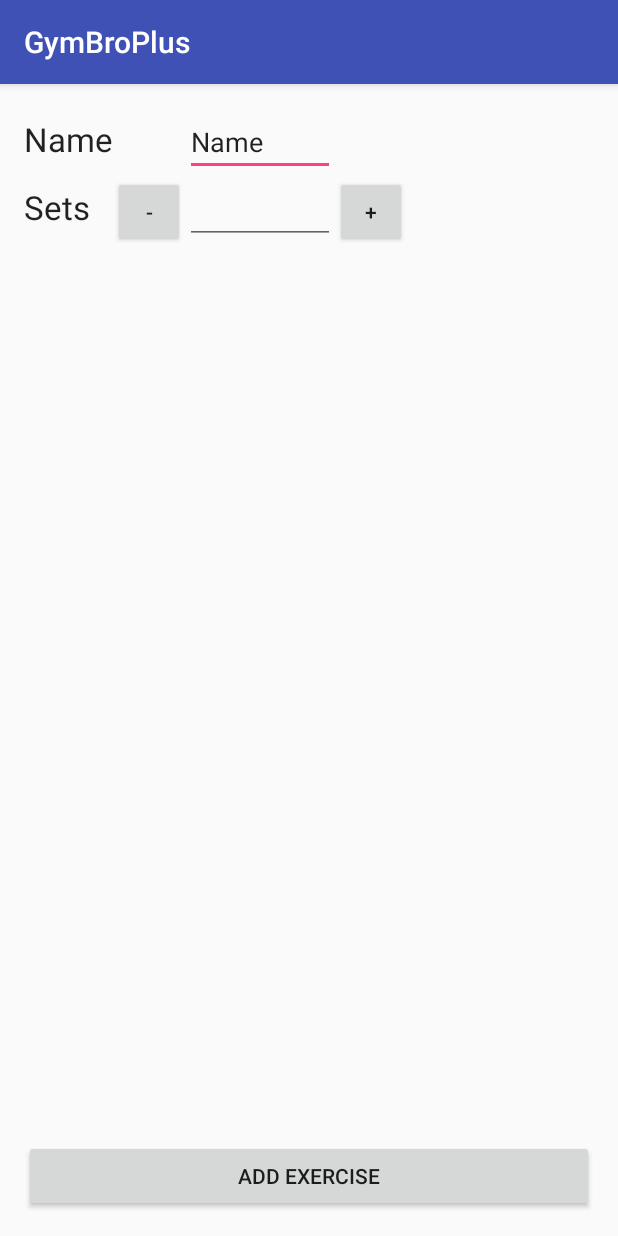
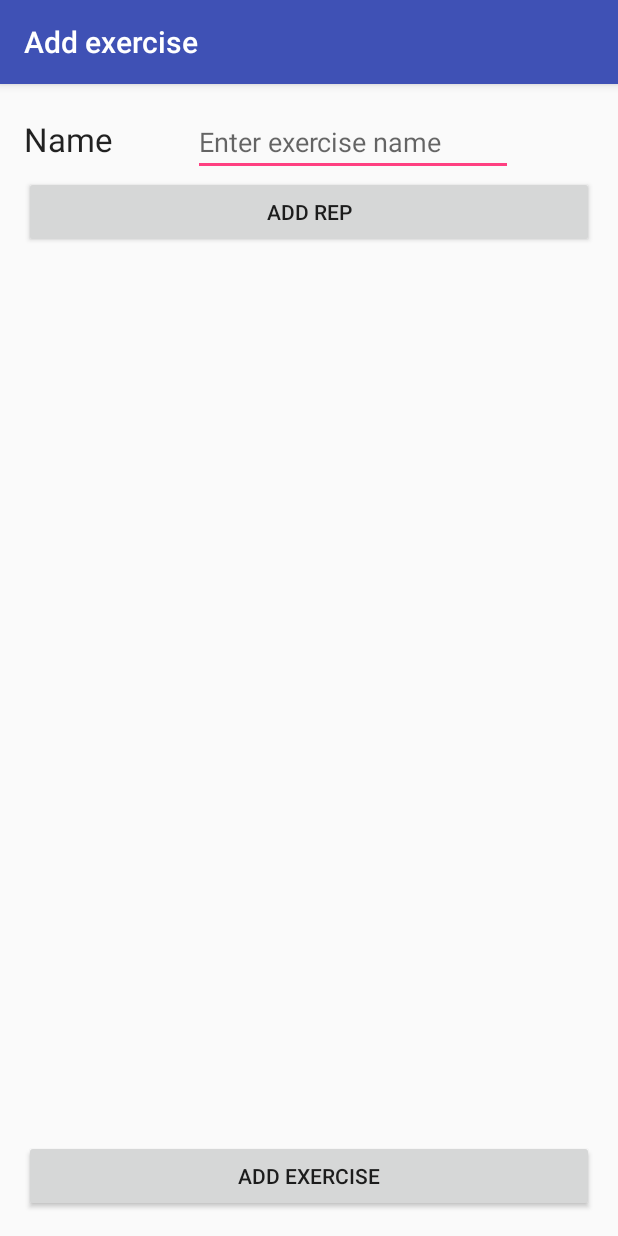
Before and after one commit to masouit/GymBroPlus, an Android app: the screen it shows after launch (Add_Exercise), after a tap on "ADD EXERCISE", on a phone screen of 412 x 824 dp. Run offline under Robolectric (Android 15) with nearby library versions, the phone set to English and light mode, and no system bars.

Commit message:
Add Exercise (working)

```diff
--- a/app/src/main/java/com/example/mohamed/gymbroplus/Add_Exercise.java
+++ b/app/src/main/java/com/example/mohamed/gymbroplus/Add_Exercise.java
@@ -1,6 +1,7 @@
 package com.example.mohamed.gymbroplus;
 
 import android.content.Context;
+import android.content.res.Resources;
 import android.graphics.Color;
 import android.support.v7.app.AppCompatActivity;
 import android.os.Bundle;
@@ -12,97 +13,112 @@ import android.widget.EditText;
 import android.widget.GridLayout;
 import android.widget.LinearLayout;
 import android.widget.RelativeLayout;
+import android.widget.ScrollView;
 import android.widget.TextView;
 import android.widget.Toast;
 
 import java.util.ArrayList;
+import java.util.List;
 
 public class Add_Exercise extends AppCompatActivity {
     private LinearLayout mLayout;
     private int repCount = 0;
+    // Database Handler
+    DatabaseHandler db;
+    EditText exercisename,repamount;
+    EditText edittextreps;
+
+    List<Integer> repidlist = new ArrayList<Integer>();
+
     @Override
     protected void onCreate(Bundle savedInstanceState) {
         super.onCreate(savedInstanceState);
         setContentView(R.layout.activity_add__exercise);
         mLayout = (LinearLayout) findViewById(R.id.linearLayout1);
+        setTitle("Add exercise");
+    }
+
+    public void addExercise(View view){
+        db = new DatabaseHandler(getApplicationContext());
+        exercisename = (EditText)findViewById(R.id.editTextExercisename);
+
+        // Creating exercise
+        Exercise exercise = new Exercise(exercisename.getText().toString());
+
+        // Inserting exercise in db
+        long exercise_id = db.createExercise(exercise);
+
+        for(int i=0; i<repidlist.size(); i++) {
+            String edittextid = String.valueOf(repidlist.get(i));
+            int repid = getResources().getIdentifier(edittextid, "id", getPackageName());
+            edittextreps = ((EditText) findViewById(repid));
+            Toast.makeText(getApplicationContext(), "added edittext "+String.valueOf(repid), Toast.LENGTH_SHORT).show();
+            // Inserting reps in db
+            Rep rep = new Rep(Integer.parseInt(edittextreps.getText().toString()));
+            long rep1_id = db.createRep(rep,new long[]{exercise_id});
+
+            Toast.makeText(getApplicationContext(), "added "+exercisename.getText().toString()+exercise_id+" and rep "+edittextreps.getText().toString()+ rep1_id, Toast.LENGTH_SHORT).show();
+        }
+
+        db.closeDB();
+
     }
 
     public void addRepTextview(View view){
+        if(repCount<100) {
             repCount++;
-        /*
-        TextView tv=new TextView(getApplicationContext());
-        tv.setTextColor(Color.BLACK);
-        tv.setEms(10);
-        tv.setText("Rep" + repCount);
-        mLayout.addView(tv);
+            int id_button = repCount;
+            int id_edittext = repCount + 100;
 
-        EditText et=new EditText(getApplicationContext());
-        et.setTextColor(Color.BLACK);
-        et.setId(id);
-        mLayout.addView(et);
-        */
-        //createNewTextView("textViewRep" + repCount);
-       // mLayout.addView(createNewTextView(String.valueOf(repCount)));
-
-
-
-        //Toast.makeText(getApplicationContext(), "added view", Toast.LENGTH_SHORT).show();
-
-        ArrayList<View> viewList = new ArrayList<View>();
-
-        mLayout = (LinearLayout) findViewById(R.id.linearLayout1);
-
-        LayoutInflater layoutInflater = (LayoutInflater) getBaseContext()
-                .getSystemService(Context.LAYOUT_INFLATER_SERVICE);
+            final LayoutInflater layoutInflater = (LayoutInflater) getBaseContext().getSystemService(Context.LAYOUT_INFLATER_SERVICE);
             final View addView = layoutInflater.inflate(R.layout.rep_row, null);
-        TextView textOut = (TextView)addView.findViewById(R.id.textView4);
-        textOut.append(String.valueOf(repCount));
+            TextView viewTextRep = (TextView) addView.findViewById(R.id.textViewRep);
+            EditText editTextRep = (EditText) addView.findViewById(R.id.editTextRep);
+            viewTextRep.append(String.valueOf(repCount));
+            editTextRep.setId(id_edittext);
             mLayout.addView(addView);
 
-        //Button buttonRemove = (Button)addView.findViewById(R.id.remove);
+            int edittextrepid = editTextRep.getId();
+            repidlist.add(edittextrepid);
+            Toast.makeText(getApplicationContext(), "edittextrepid "+edittextrepid, Toast.LENGTH_SHORT).show();
 
-        //Toast.makeText(getApplicationContext(), "added button"+repCount, Toast.LENGTH_SHORT).show();
-        final int id_button =repCount;
             final Button buttonRemove = (Button) addView.findViewById(R.id.remove);
-        //buttonRemove.setTag("button"+repCount);
             buttonRemove.setId(id_button);
             buttonRemove.setText("-");
 
             buttonRemove.setOnClickListener(new View.OnClickListener() {
-
                 @Override
                 public void onClick(View v) {
+                    delViewButton(addView, buttonRemove);
+                }
+            });
 
+            if (repCount > 1) {
+                int id_ = buttonRemove.getId() - 1;
+                Button btn = ((Button) findViewById(id_));
+                //Toast.makeText(getApplicationContext(), "added button" + id_, Toast.LENGTH_SHORT).show();
+                btn.setVisibility(View.INVISIBLE);
+            }
+            final ScrollView scrollview = ((ScrollView) findViewById(R.id.scrollView));
+            scrollview.post(new Runnable() {
+                @Override
+                public void run() {
+                    scrollview.fullScroll(ScrollView.FOCUS_DOWN);
+                }
+            });
+        }
+        else{Toast.makeText(getApplicationContext(), "Cannot add more then 100 reps", Toast.LENGTH_SHORT).show();}
+    }
+
+    private void delViewButton(View addView,Button buttonRemove) {
         ((LinearLayout) addView.getParent()).removeView(addView);
         repCount--;
         if(repCount>0){
             int id_ = buttonRemove.getId()-1;
             Button btn = ((Button) findViewById(id_));
             Toast.makeText(getApplicationContext(), "added button"+id_, Toast.LENGTH_SHORT).show();
-                    // Button btn = (Button) addView.findViewWithTag("button" + (j - 1));
-                    //btn.setText("+");
             btn.setVisibility(View.VISIBLE);
         }
-            }
-        });
-
-        if(repCount>1){
-            int id_ = buttonRemove.getId()-1;
-            Button btn = ((Button) findViewById(id_));
-            Toast.makeText(getApplicationContext(), "added button"+id_, Toast.LENGTH_SHORT).show();
-           // Button btn = (Button) addView.findViewWithTag("button" + (j - 1));
-            btn.setVisibility(View.INVISIBLE);
-        }
-
-
-    }
-    //TODO delRepTextview
-    public void delRepTextview(View view){
-        View myView = findViewById(R.id.linearLayout1);
-
-        mLayout.removeView(myView);
-
-
     }
     private TextView createNewTextView(String text) {
         final LinearLayout.LayoutParams lparams = new LinearLayout.LayoutParams(ViewGroup.LayoutParams.MATCH_PARENT, ViewGroup.LayoutParams.MATCH_PARENT);
@@ -111,26 +127,4 @@ public class Add_Exercise extends AppCompatActivity {
         textView.setText("Rep" + text);
         return textView;
     }
-/*
-    private void addEditView() {
-        // TODO Auto-generated method stub
-        LinearLayout li=new LinearLayout(this);
-        EditText et=new EditText(this);
-        Button b=new Button(this);
-
-        b.setOnClickListener(new OnClickListener() {
-
-            @Override
-            public void onClick(View v) {
-                // TODO Auto-generated method stub
-
-                int pos=(Integer) v.getTag();
-                mainLayout.removeViewAt(pos);
-
 }
-        });
-
-        b.setTag((mainLayout.getChildCount()+1));
-    }
-    */
-}
--- a/app/src/main/java/com/example/mohamed/gymbroplus/MainActivity.java
+++ b/app/src/main/java/com/example/mohamed/gymbroplus/MainActivity.java
@@ -12,8 +12,6 @@ import android.widget.TextView;
 import android.widget.Toast;
 
 public class MainActivity extends AppCompatActivity {
-    EditText weightTxt1;
-    TextView exercisenameTxt, clientnameTxt, dayTxt, setTxt1, repsTxt1;
 
     DatabaseHandler dbHandler;
 
@@ -21,25 +19,7 @@ public class MainActivity extends AppCompatActivity {
     protected void onCreate(Bundle savedInstanceState) {
         super.onCreate(savedInstanceState);
         setContentView(R.layout.activity_main);
-/*
-        exercisenameTxt = (TextView) findViewById(R.id.textViewExercise);
-        clientnameTxt = (TextView) findViewById(R.id.textViewClientName);
-        dayTxt = (TextView) findViewById(R.id.textViewDay);
-        setTxt1 = (TextView) findViewById(R.id.textViewSet1);
-        repsTxt1 = (TextView) findViewById(R.id.textViewReps1);
-        weightTxt1 = (EditText) findViewById(R.id.editTextWeightSet1);
-
-        final Button addBtn = (Button) findViewById(R.id.buttonSave);
-        addBtn.setOnClickListener(new View.OnClickListener() {
-            @Override
-            public void onClick(View v) {
-                Toast.makeText(getApplicationContext(),"Data has been saved",Toast.LENGTH_SHORT).show();
-            }
-        });
-        */
         dbHandler = new DatabaseHandler(getApplicationContext());
-
-
     }
     /** Called when the user clicks the Send button */
     public void sendMessage(View view) {
--- a/app/src/main/res/layout/activity_add__exercise.xml
+++ b/app/src/main/res/layout/activity_add__exercise.xml
@@ -25,58 +25,40 @@
             android:layout_column="0"
             android:layout_columnSpan="2" />
 
-        <TextView
+        <EditText
         android:layout_width="wrap_content"
         android:layout_height="wrap_content"
-        android:textAppearance="?android:attr/textAppearanceLarge"
-        android:text="Sets"
-        android:id="@+id/textView3"
-            android:layout_row="1"
-        android:layout_column="0"
-            android:layout_columnSpan="2" />
-
-        <EditText
-        android:layout_width="100dp"
-        android:layout_height="wrap_content"
         android:inputType="textPersonName"
-        android:text="Name"
             android:ems="10"
-        android:id="@+id/editText2"
+        android:id="@+id/editTextExercisename"
             android:layout_row="0"
             android:layout_column="2"
-            android:layout_columnSpan="3"
-            android:layout_gravity="center_horizontal" />
-
-        <EditText
-        android:layout_width="100dp"
-        android:layout_height="wrap_content"
-        android:inputType="number"
-        android:ems="10"
-        android:id="@+id/editText"
-        android:layout_row="1"
-        android:layout_column="3" />
+            android:layout_columnSpan="4"
+            android:layout_gravity="center_horizontal"
+            android:hint="Enter exercise name" />
 
         <Button
         style="?android:attr/buttonStyleSmall"
-        android:layout_width="wrap_content"
+        android:layout_width="fill_parent"
         android:layout_height="wrap_content"
-        android:text="+"
+        android:text="Add Rep"
         android:id="@+id/button2"
         android:layout_row="1"
-        android:layout_column="4"
+        android:layout_column="1"
         android:nestedScrollingEnabled="false"
-        android:onClick="addRepTextview" />
+        android:onClick="addRepTextview"
+            android:layout_columnSpan="5" />
 
-    <Button
-        style="?android:attr/buttonStyleSmall"
-        android:layout_width="wrap_content"
-        android:layout_height="wrap_content"
-        android:text="-"
-        android:id="@+id/button"
-        android:layout_row="1"
-        android:layout_column="2"
-        android:onClick="delRepTextview" />
-
+        <ScrollView xmlns:android="http://schemas.android.com/apk/res/android"
+            android:layout_width="fill_parent"
+            android:layout_height="342dp"
+            android:id="@+id/scrollView"
+            android:layout_alignParentBottom="true"
+            android:layout_alignParentEnd="true"
+            android:layout_marginBottom="52dp"
+            android:layout_row="2"
+            android:layout_column="1"
+            android:layout_columnSpan="10">
         <LinearLayout
             android:orientation="vertical"
             android:layout_width="match_parent"
@@ -85,6 +67,9 @@
             android:layout_columnSpan="10"
             android:layout_column="0"
             android:id="@+id/linearLayout1"></LinearLayout>
+    </ScrollView>
+    </GridLayout>
+
 
     <Button
         android:layout_width="match_parent"
@@ -93,7 +78,9 @@
         android:id="@+id/buttonAddExercise"
         android:layout_row="24"
         android:layout_column="0"
-            android:layout_columnSpan="10" />
+        android:layout_columnSpan="10"
+        android:layout_alignParentBottom="true"
+        android:layout_alignParentStart="true"
+        android:onClick="addExercise" />
 
-    </GridLayout>
 </RelativeLayout>
```
Also changed, not shown: app/src/main/java/com/example/mohamed/gymbroplus/DatabaseHandler.java (+237 -107 lines), app/src/main/java/com/example/mohamed/gymbroplus/Exercise.java (+24 -10 lines), app/src/main/java/com/example/mohamed/gymbroplus/Rep.java (added, +40 -0 lines), app/src/main/res/layout/rep_row.xml (+12 -3 lines). Lines whose indentation alone changed are shown as unchanged.
